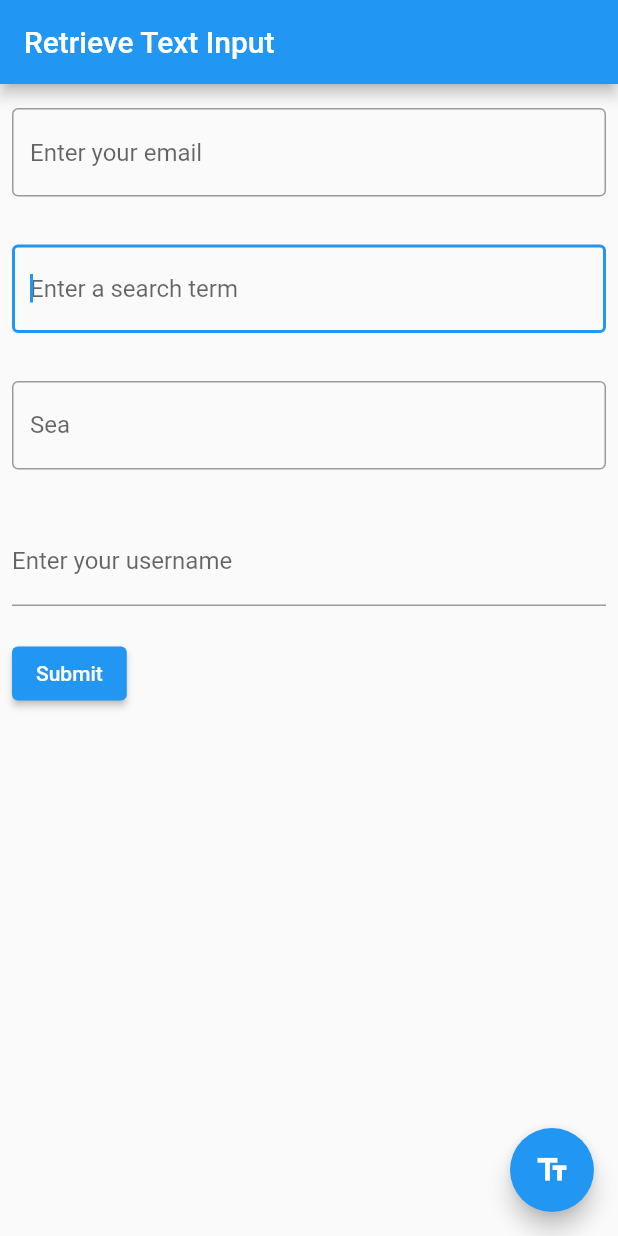
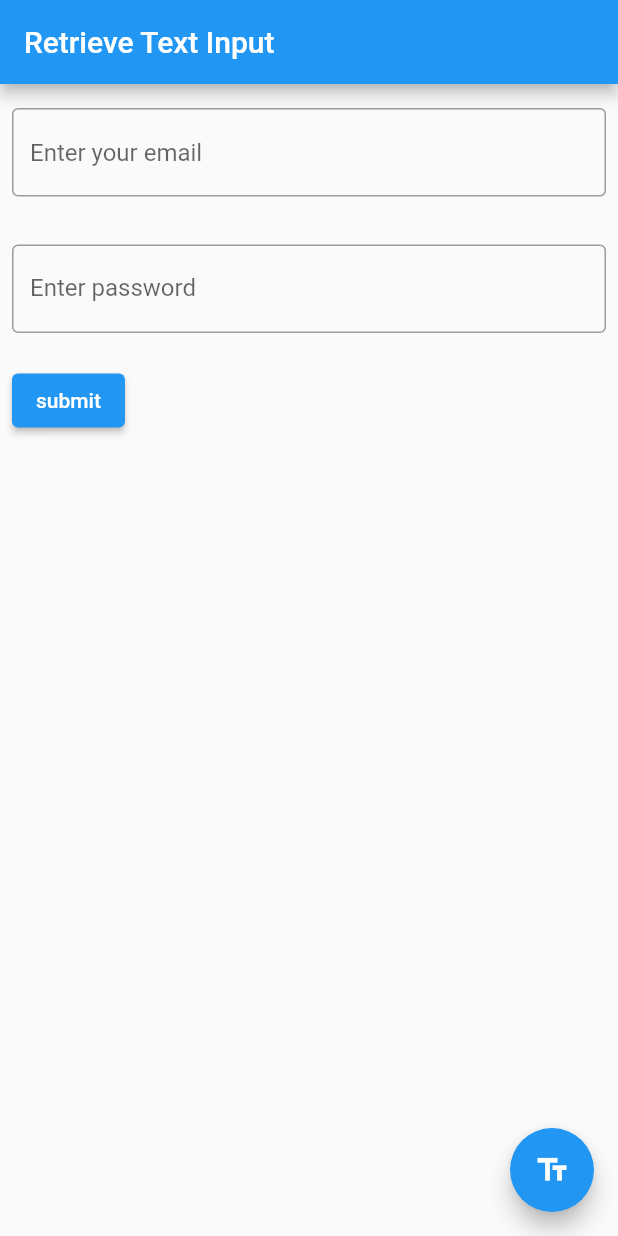
Before and after one commit to FrancisOwusu/taskapp, a Flutter app: the screen it shows after launch, on a phone screen of 412 x 824 dp. Run offline on Flutter 3.47's test engine with Material 2 defaults, Android fonts, the phone set to English and light mode, and no system bars; our stand-ins replace animated_splash_screen, dio, flutter_screenutil, flutter_spinkit, get, go_router and 3 more.

Commit message:
project setup done

```diff
--- a/lib/main.dart
+++ b/lib/main.dart
@@ -2,6 +2,11 @@ import 'package:flutter/material.dart';
 import 'package:taskapp/src/app.dart';
 
 void main() {
+  //Todo: Add Widgets Binding
+  //Todo: Init Local Storage
+  //Todo: Await Native Splash
+  //Tod: Initialize Firebase
+  //Todo: Initialize Authentication
   WidgetsFlutterBinding.ensureInitialized();
   runApp(const MyApp());
 }
--- /dev/null
+++ b/lib/src/feature/account/domain/auth_model.dart
@@ -0,0 +1,19 @@
+import 'dart:convert';
+
+class AuthModel {
+  final String email;
+  final String password;
+  const AuthModel({required this.email, required this.password});
+
+  // factory LoginModel.fromJson(Map<String, dynamic> json) {
+  //   return LoginModel(email = json['email'], password = json['password']);
+  // }
+  AuthModel.fromJson(Map<String, dynamic> json)
+      : email = json['email'] as String,
+        password = json['password'] as String;
+
+  Map<String, dynamic> toJson() => {
+        'email': email,
+        'password': password,
+      };
+}
--- a/lib/src/feature/user/presentation/signIn.dart
+++ b/lib/src/feature/account/presentation/sign_in.dart
@@ -47,57 +47,46 @@ class _MyCustomFormState extends State<SignIn> {
 
 class MyFormFields extends StatelessWidget {
   MyFormFields({super.key});
-  final myController = TextEditingController();
-  final username = TextEditingController();
-
+  // final myController = TextEditingController();
+  // final username = TextEditingController();
+  final _formKey = GlobalKey<FormState>();
+  final emailController = TextEditingController();
+  final passwordController = TextEditingController();
   @override
   Widget build(BuildContext context) {
     return Column(
+      key: _formKey,
       crossAxisAlignment: CrossAxisAlignment.start,
       children: <Widget>[
         Padding(
             padding: EdgeInsets.symmetric(horizontal: 8, vertical: 16),
             child: TextFormField(
+              controller: emailController,
               decoration: const InputDecoration(
                 border: OutlineInputBorder(),
                 hintText: 'Enter your email',
               ),
               validator: (String? value) {
                 if (value == null || value.isEmpty) {
-                  return 'Please enter some text';
+                  return 'Please enter email';
                 }
                 return null;
               },
             )),
-        const Padding(
-          padding: EdgeInsets.symmetric(horizontal: 8, vertical: 16),
-          child: TextField(
-            // controller: username,
-            autofocus: true,
-            decoration: InputDecoration(
-              border: OutlineInputBorder(),
-              hintText: 'Enter a search term',
-            ),
-          ),
-        ),
-        const Padding(
-          padding: EdgeInsets.symmetric(horizontal: 8, vertical: 16),
-          child: TextField(
-            // controller: myController,
-            decoration: InputDecoration(
-              border: OutlineInputBorder(),
-              hintText: 'Enter a search term',
-              labelText: 'Sea',
-            ),
-          ),
-        ),
         Padding(
           padding: const EdgeInsets.symmetric(horizontal: 8, vertical: 16),
           child: TextFormField(
+            controller: passwordController,
             decoration: const InputDecoration(
-              border: UnderlineInputBorder(),
-              labelText: 'Enter your username',
+              border: OutlineInputBorder(),
+              labelText: 'Enter password',
             ),
+            validator: (String? value) {
+              if (value == null || value.isEmpty) {
+                return 'Please enter password';
+              }
+              return null;
+            },
             // controller: TextEditingController,
           ),
         ),
@@ -107,28 +96,32 @@ class MyFormFields extends StatelessWidget {
             onPressed: () {
               // Validate returns true if the form is valid, or false otherwise.
               // if (_formKey.currentState!.validate()) {
-              // If the form is valid, display a snackbar. In the real world,
-              // you'd often call a server or save the information in a database.
-              ScaffoldMessenger.of(context).showSnackBar(
-                const SnackBar(content: Text('Processing Data')),
-              );
+              if (_formKey.currentState!.validate()) {
+                //navigation
+              } else {
+                // If the form is valid, display a snackbar. In the real world,
+                // you'd often call a server or save the information in a database.
+                ScaffoldMessenger.of(context).showSnackBar(
+                  const SnackBar(content: Text('Processing Data')),
+                );
+              }
 
-              showDialog(
-                context: context,
-                builder: (context) {
-                  // ignore: prefer_const_constructors
-                  return AlertDialog(
-                    // Retrieve the text the that user has entered by using the
-                    // TextEditingController.
-                    // content: Text(myController.text),
-                    content: const Text("test"),
-                  );
-                },
-              );
+              // showDialog(
+              //   context: context,
+              //   builder: (context) {
+              //     // ignore: prefer_const_constructors
+              //     return AlertDialog(
+              //       // Retrieve the text the that user has entered by using the
+              //       // TextEditingController.
+              //       // content: Text(myController.text),
+              //       content: const Text("test"),
+              //     );
+              //   },
+              // );
 
               // }
             },
-            child: const Text('Submit'),
+            child: const Text('submit'),
           ),
         )
       ],
--- /dev/null
+++ b/lib/src/feature/welcome/presentation/welcome.dart
@@ -0,0 +1,54 @@
+import 'package:flutter/material.dart';
+import 'package:animated_splash_screen/animated_splash_screen.dart';
+import 'package:page_transition/page_transition.dart';
+import 'package:taskapp/src/feature/dashboard/presentation/dashboard_screen.dart';
+import 'package:taskapp/src/feature/account/presentation/sign_in.dart';
+
+// enum PageTransitionType {
+//   fade,
+//   rightToLeft,
+//   leftToRight,
+//   upToDown,
+//   downToUp,
+//   scale,
+//   rotate,
+//   size,
+//   rightToLeftWithFade,
+//   leftToRightWithFade,
+// }
+
+class Welcome extends StatelessWidget {
+  const Welcome({super.key});
+
+  @override
+  Widget build(BuildContext context) {
+    return MaterialApp(
+        title: 'Clean Code',
+        home: AnimatedSplashScreen(
+            duration: 3000,
+            splash: Column(children: [
+              Image.asset('assets/images/bruschetta-plate.jpg'),
+              const Text(
+                'Cake App',
+                style: TextStyle(fontSize: 40, fontWeight: FontWeight.bold),
+              )
+            ]),
+            // splash: Icons.home,
+            nextScreen: const SignIn(),
+            splashTransition: SplashTransition.fadeTransition,
+            pageTransitionType: PageTransitionType.fade,
+            splashIconSize: 250,
+            backgroundColor: const Color.fromARGB(255, 243, 117, 33)));
+  }
+}
+
+// class MainScreen extends StatelessWidget {
+//   const MainScreen({super.key});
+
+//   @override
+//   Widget build(BuildContext context) {
+//     return Container(
+//       color: Colors.redAccent,
+//     );
+//   }
+// }
--- a/lib/src/routing/app_router.dart
+++ b/lib/src/routing/app_router.dart
@@ -7,8 +7,9 @@ import 'package:go_router/go_router.dart';
 // import 'package:itestapp/src/features/todos/domain/todo.dart';
 // import 'package:itestapp/src/features/todos/presentation/todos_screen.dart';
 // import 'package:itestapp/src/features/todos/sample.dart';
-import 'package:taskapp/src/feature/dashboard/presentation/dashboard_screen.dart';
-import 'package:taskapp/src/feature/user/presentation/signIn.dart';
+// import 'package:taskapp/src/feature/dashboard/presentation/dashboard_screen.dart';
+import 'package:taskapp/src/feature/account/presentation/sign_in.dart';
+import 'package:taskapp/src/feature/welcome/presentation/welcome.dart';
 // import 'package:itestapp/src/pages/register.dart';
 // import 'package:itestapp/src/pages/show.dart';
 import '/src/routing/not_found_screen.dart';
@@ -34,7 +35,8 @@ final GoRouter router = GoRouter(
       path: '/',
       name: AppRoute.dashoard.name,
       builder: (BuildContext context, GoRouterState state) {
-        return const DashboardScreen();
+        return const Welcome();
+        // return const DashboardScreen();
         // return const AlbumScreen();
         // return const ProductGrid();
         // , return const RetrieveDataScreen();
```
Also changed, not shown: lib/src/common_widgets/file_mgt.dart (+4 -3 lines), lib/src/constants/api_endppoint.dart (added, +11 -0 lines), lib/src/feature/account/service/account_service.dart (added, +50 -0 lines), lib/src/utils/custom_color.dart (added, +35 -0 lines), lib/src/utils/custom_loading_api.dart (added, +21 -0 lines), lib/src/utils/custom_snackbar.dart (added, +44 -0 lines), lib/src/utils/dimensions.dart (added, +39 -0 lines), lib/src/utils/logger.dart (added, +16 -0 lines), pubspec.yaml (+7 -2 lines), assets/images/bruschetta-plate.jpg (added), lib/src/constants/api_service.dart (added).
